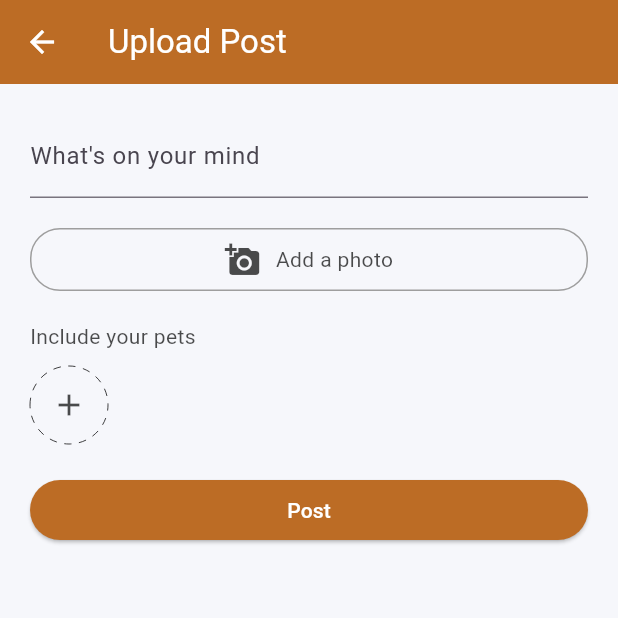
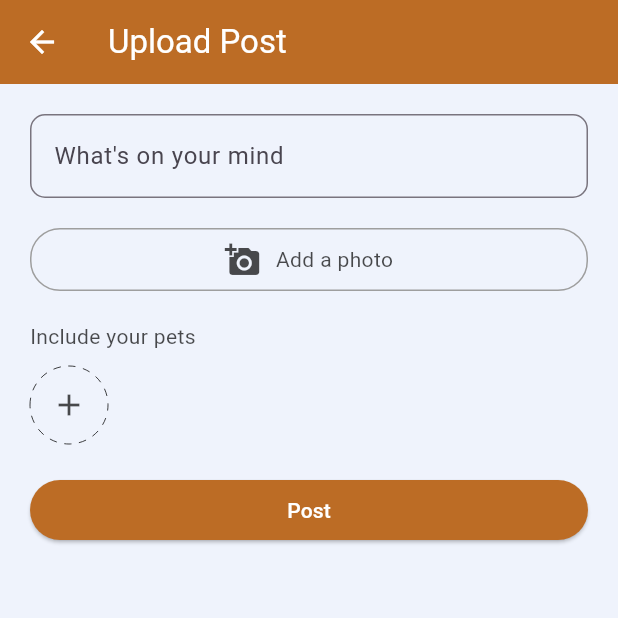
Before and after one commit to COS301-SE-2024/TailWaggr, a Flutter app: the screen it shows once a user with an empty profile is signed in, after a tap on the "add" icon, on a phone screen of 412 x 824 dp, the top half of it. Run offline on Flutter 3.47's test engine with Material 3 defaults, Android fonts, the phone set to English and light mode, and no system bars; drawn by our look-alikes of dotted_border; our stand-ins replace cloud_firestore, file_picker, firebase_auth, firebase_core, firebase_messaging, firebase_storage and 7 more; missing offline and left inert: flutter_polyline_points; accounts and stored records are empty; network calls fail.

Commit message:
Made changes

```diff
--- a/cos301_capstone/lib/Global_Variables.dart
+++ b/cos301_capstone/lib/Global_Variables.dart
@@ -15,7 +15,7 @@ class ThemeSettings {
   static Color _primaryColor = Color(0XFFbc6c25);
   static Color _secondaryColor = Color(0xFF606c38);
   static Color _tertiaryColor = Color(0xFF99CCED);
-  static Color _backgroundColor = Color.fromARGB(255, 246, 247, 251);
+  static Color _backgroundColor = Color(0xFFEFF3FC);
   static Color _textColor = Colors.black;
   static Color _cardColor = Colors.white;
 
--- a/cos301_capstone/lib/User_Auth/Auth_Gate.dart
+++ b/cos301_capstone/lib/User_Auth/Auth_Gate.dart
@@ -42,8 +42,6 @@ class _AuthGateState extends State<AuthGate> {
 }
 
 void populateUserData() async {
-  // print("Populating user data...");
-  // print(FirebaseAuth.instance.currentUser!.uid);
 
   Future<Map<String, dynamic>?> tempDetails = ProfileService().getUserDetails(FirebaseAuth.instance.currentUser!.uid);
   tempDetails.then((value) {
--- a/cos301_capstone/lib/main.dart
+++ b/cos301_capstone/lib/main.dart
@@ -1,5 +1,6 @@
 // ignore_for_file: prefer_const_literals_to_create_immutables, prefer_const_constructors, use_key_in_widget_constructors
 
+import 'package:cos301_capstone/Global_Variables.dart';
 import 'package:cos301_capstone/User_Auth/Auth_Gate.dart';
 import 'package:cos301_capstone/firebase_options.dart';
 import 'package:cos301_capstone/services/Notifications/pushNotifications.dart';
@@ -28,6 +29,16 @@ class MyApp extends StatelessWidget {
       debugShowCheckedModeBanner: false,
       theme: ThemeData(
         fontFamily: 'Roboto',
+        inputDecorationTheme: InputDecorationTheme(
+          border: OutlineInputBorder(
+            borderRadius: BorderRadius.all(Radius.circular(10)),
+          ),
+          focusColor: themeSettings.primaryColor,
+          focusedBorder: OutlineInputBorder(
+            borderRadius: BorderRadius.all(Radius.circular(10)),
+            borderSide: BorderSide(color: themeSettings.primaryColor),
+          ),
+        ),
       ),
       home: const AuthGate(),
     );
```
Also changed, not shown: cos301_capstone/lib/Edit_Profile/Desktop_View.dart (+4 -28 lines).
